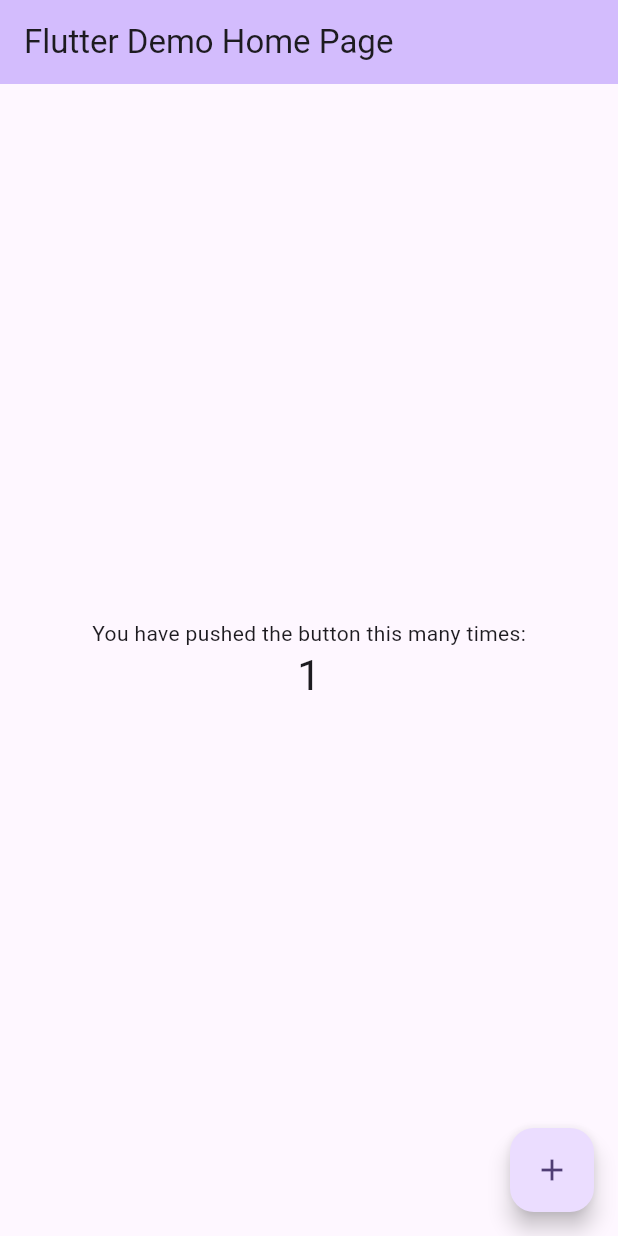
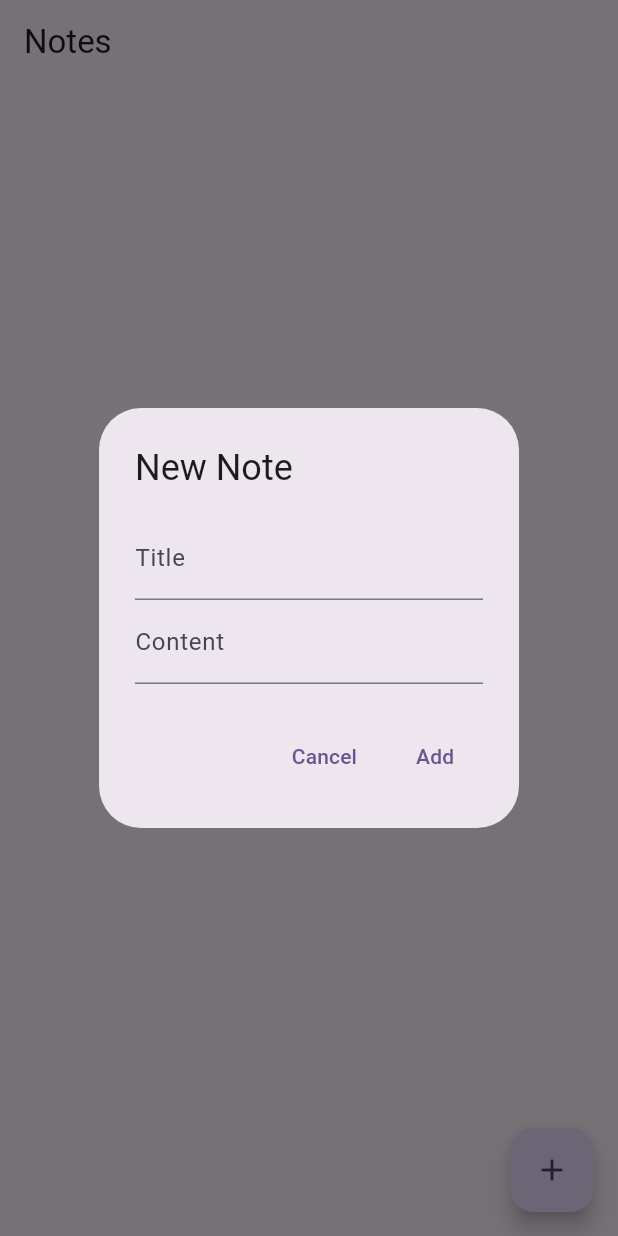
Before and after one commit to didierganthier/notes_app_rec_arch, a Flutter app: the screen it shows after launch, after a tap on the "add" icon, on a phone screen of 412 x 824 dp. Run offline on Flutter 3.47's test engine with Material 3 defaults, Android fonts, the light colour scheme and no system bars; our stand-ins replace freezed_annotation, go_router, sqflite; accounts and stored records are empty.

Commit message:
Implement NoteListScreen and configure routing; set up NoteViewmodel and NoteRepository providers

```diff
--- a/lib/main.dart
+++ b/lib/main.dart
@@ -1,7 +1,21 @@
 import 'package:flutter/material.dart';
+import 'package:notes_app_rec_arch/repositories/note_repository.dart';
+import 'package:notes_app_rec_arch/screens/note_list_screen.dart';
+import 'package:notes_app_rec_arch/viewmodels/note_viewmodel.dart';
+import 'package:provider/provider.dart';
 
 void main() {
-  runApp(const MyApp());
+  runApp(
+    MultiProvider(
+      providers: [
+        Provider(create: (_) => NoteRepository()),
+        ChangeNotifierProvider(
+          create: (context) => NoteViewmodel(context.read<NoteRepository>()),
+        )
+      ],
+      child: const MyApp(),
+    ),
+  );
 }
 
 class MyApp extends StatelessWidget {
@@ -31,95 +45,7 @@
         colorScheme: ColorScheme.fromSeed(seedColor: Colors.deepPurple),
         useMaterial3: true,
       ),
-      home: const MyHomePage(title: 'Flutter Demo Home Page'),
+      home: const NoteListScreen(),
     );
   }
 }
-
-class MyHomePage extends StatefulWidget {
-  const MyHomePage({super.key, required this.title});
-
-  // This widget is the home page of your application. It is stateful, meaning
-  // that it has a State object (defined below) that contains fields that affect
-  // how it looks.
-
-  // This class is the configuration for the state. It holds the values (in this
-  // case the title) provided by the parent (in this case the App widget) and
-  // used by the build method of the State. Fields in a Widget subclass are
-  // always marked "final".
-
-  final String title;
-
-  @override
-  State<MyHomePage> createState() => _MyHomePageState();
-}
-
-class _MyHomePageState extends State<MyHomePage> {
-  int _counter = 0;
-
-  void _incrementCounter() {
-    setState(() {
-      // This call to setState tells the Flutter framework that something has
-      // changed in this State, which causes it to rerun the build method below
-      // so that the display can reflect the updated values. If we changed
-      // _counter without calling setState(), then the build method would not be
-      // called again, and so nothing would appear to happen.
-      _counter++;
-    });
-  }
-
-  @override
-  Widget build(BuildContext context) {
-    // This method is rerun every time setState is called, for instance as done
-    // by the _incrementCounter method above.
-    //
-    // The Flutter framework has been optimized to make rerunning build methods
-    // fast, so that you can just rebuild anything that needs updating rather
-    // than having to individually change instances of widgets.
-    return Scaffold(
-      appBar: AppBar(
-        // TRY THIS: Try changing the color here to a specific color (to
-        // Colors.amber, perhaps?) and trigger a hot reload to see the AppBar
-        // change color while the other colors stay the same.
-        backgroundColor: Theme.of(context).colorScheme.inversePrimary,
-        // Here we take the value from the MyHomePage object that was created by
-        // the App.build method, and use it to set our appbar title.
-        title: Text(widget.title),
-      ),
-      body: Center(
-        // Center is a layout widget. It takes a single child and positions it
-        // in the middle of the parent.
-        child: Column(
-          // Column is also a layout widget. It takes a list of children and
-          // arranges them vertically. By default, it sizes itself to fit its
-          // children horizontally, and tries to be as tall as its parent.
-          //
-          // Column has various properties to control how it sizes itself and
-          // how it positions its children. Here we use mainAxisAlignment to
-          // center the children vertically; the main axis here is the vertical
-          // axis because Columns are vertical (the cross axis would be
-          // horizontal).
-          //
-          // TRY THIS: Invoke "debug painting" (choose the "Toggle Debug Paint"
-          // action in the IDE, or press "p" in the console), to see the
-          // wireframe for each widget.
-          mainAxisAlignment: MainAxisAlignment.center,
-          children: <Widget>[
-            const Text(
-              'You have pushed the button this many times:',
-            ),
-            Text(
-              '$_counter',
-              style: Theme.of(context).textTheme.headlineMedium,
-            ),
-          ],
-        ),
-      ),
-      floatingActionButton: FloatingActionButton(
-        onPressed: _incrementCounter,
-        tooltip: 'Increment',
-        child: const Icon(Icons.add),
-      ), // This trailing comma makes auto-formatting nicer for build methods.
-    );
-  }
-}
--- /dev/null
+++ b/lib/routes/routes.dart
@@ -0,0 +1,11 @@
+import 'package:go_router/go_router.dart';
+import 'package:notes_app_rec_arch/screens/note_list_screen.dart';
+
+final GoRouter router = GoRouter(
+  routes: [
+    GoRoute(
+      path: '/',
+      builder: (context, state) => const NoteListScreen(),
+    ),
+  ],
+);
--- /dev/null
+++ b/lib/screens/note_list_screen.dart
@@ -0,0 +1,80 @@
+import 'package:flutter/material.dart';
+import 'package:notes_app_rec_arch/viewmodels/note_viewmodel.dart';
+import 'package:provider/provider.dart';
+
+class NoteListScreen extends StatelessWidget {
+  const NoteListScreen({super.key});
+
+  @override
+  Widget build(BuildContext context) {
+    final noteViewModel = Provider.of<NoteViewmodel>(context);
+    return Scaffold(
+      appBar: AppBar(
+        title: const Text('Notes'),
+      ),
+      body: ListView.builder(
+        itemCount: noteViewModel.notes.length,
+        itemBuilder: (context, index) {
+          final note = noteViewModel.notes[index];
+          return Card(
+            child: ListTile(
+              title: Text(note.title),
+              subtitle: Text(note.content),
+              trailing: IconButton(
+                onPressed: () => noteViewModel.deleteNote(note.id),
+                icon: const Icon(Icons.delete),
+              ),
+            ),
+          );
+        },
+      ),
+      floatingActionButton: FloatingActionButton(
+        onPressed: () {
+          showDialog(
+            context: context,
+            builder: (context) {
+              final titleController = TextEditingController();
+              final contentController = TextEditingController();
+              return AlertDialog(
+                title: const Text('New Note'),
+                content: Column(
+                  mainAxisSize: MainAxisSize.min,
+                  children: [
+                    TextField(
+                      controller: titleController,
+                      decoration: const InputDecoration(labelText: 'Title'),
+                    ),
+                    TextField(
+                      controller: contentController,
+                      decoration: const InputDecoration(labelText: 'Content'),
+                    ),
+                  ],
+                ),
+                actions: [
+                  TextButton(
+                    onPressed: () {
+                      Navigator.of(context).pop();
+                    },
+                    child: const Text('Cancel'),
+                  ),
+                  TextButton(
+                    onPressed: () {
+                      final title = titleController.text;
+                      final content = contentController.text;
+                      if (title.isNotEmpty && content.isNotEmpty) {
+                        noteViewModel.addNote(title, content);
+                        Navigator.of(context).pop();
+                      }
+                    },
+                    child: const Text('Add'),
+                  ),
+                ],
+              );
+            },
+          );
+        },
+        child: const Icon(Icons.add),
+      ),
+    );
+  }
+}
```
Also changed, not shown: 3 other files.
